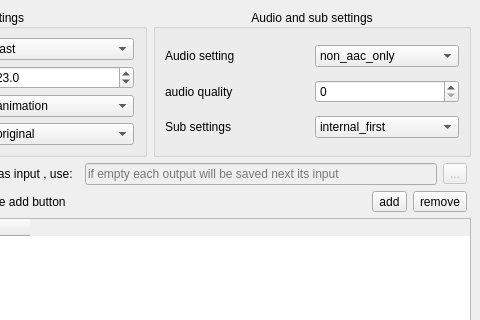
Qt form gui/abst_ui.ui (animefn/ABST) before a commit; both pictures show x 340 to 820 and y 0 to 320 of the 820 by 600 pixel window.
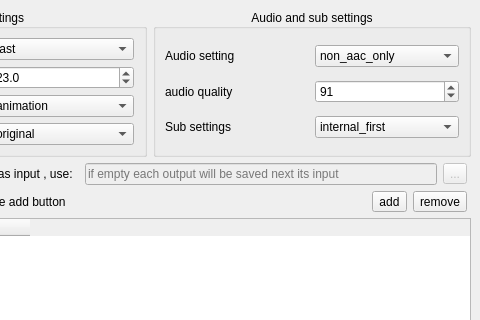
The same form after that commit.

Patch:
```diff
--- a/gui/abst_ui.ui
+++ b/gui/abst_ui.ui
@@ -340,7 +340,7 @@
        </widget>
       </item>
       <item>
-       <widget class="QGroupBox" name="">
+       <widget class="QGroupBox" name="groupBox">
         <property name="title">
          <string>Audio and sub settings</string>
         </property>
@@ -399,7 +399,14 @@
           </widget>
          </item>
          <item row="1" column="1">
-          <widget class="QSpinBox" name="spinBox_audio_quality"/>
+          <widget class="QSpinBox" name="spinBox_audio_quality">
+           <property name="maximum">
+            <number>127</number>
+           </property>
+           <property name="value">
+            <number>91</number>
+           </property>
+          </widget>
          </item>
          <item row="2" column="1">
           <widget class="QComboBox" name="comboBox_subsettings">
```
